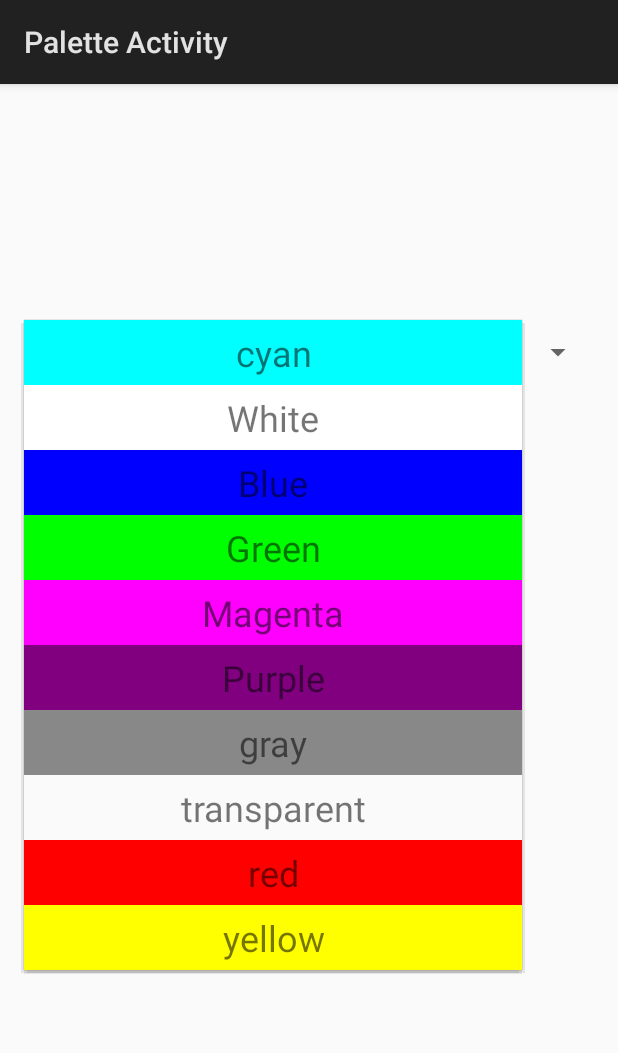
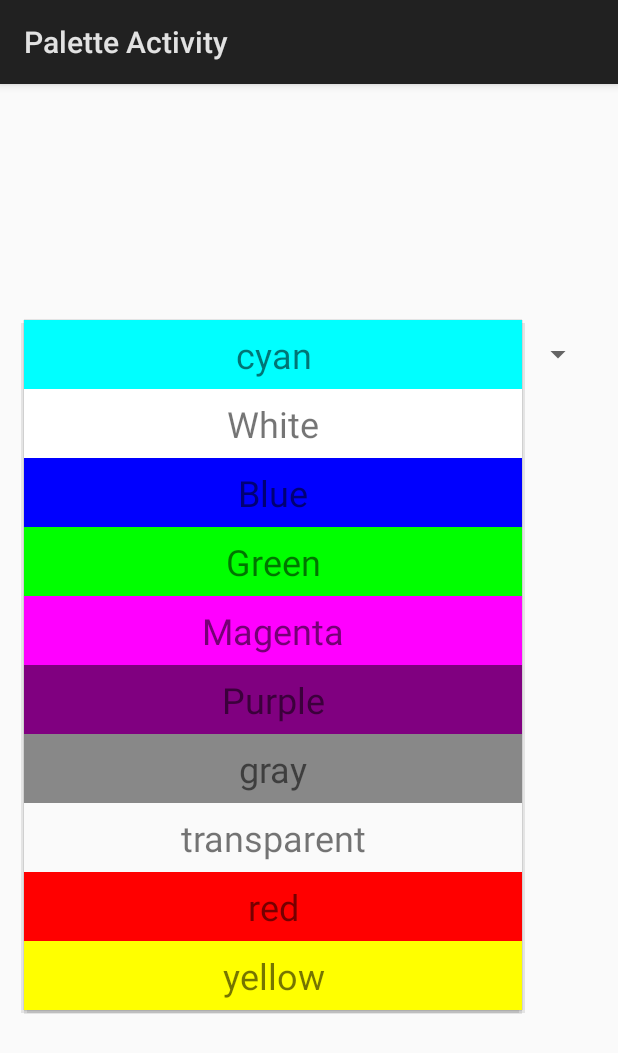
Before and after one commit to CatCora98/lab4, an Android app: the screen it shows after launch (PaletteActivity), after a tap on "cyan", on a phone screen of 412 x 824 dp. Shown: the top 1053 px of the screen. Run offline under Robolectric (Android 15) with nearby library versions, the phone set to English and light mode, and no system bars.

Commit message:
fix lab4

```diff
--- a/app/src/main/AndroidManifest.xml
+++ b/app/src/main/AndroidManifest.xml
@@ -6,6 +6,8 @@
         android:allowBackup="true"
         android:icon="@mipmap/ic_launcher"
         android:label="@string/app_name"
+
+
         android:roundIcon="@mipmap/ic_launcher_round"
         android:supportsRtl="true"
         android:theme="@style/AppTheme">
--- a/app/src/main/java/edu/temple/lab4/ColorAdapter.java
+++ b/app/src/main/java/edu/temple/lab4/ColorAdapter.java
@@ -45,7 +45,7 @@ public class ColorAdapter extends BaseAdapter {
         t.setText( colors.get(position) );
         t.setGravity(Gravity.CENTER_HORIZONTAL);
         t.setTextSize(24);
-        t.setPadding(10, 8, 10, 8);
+        t.setPadding(10, 10, 10, 10);
         try {
             t.setBackgroundColor(Color.parseColor( colors.get(position) ));
         } catch( Exception e ) {
```
